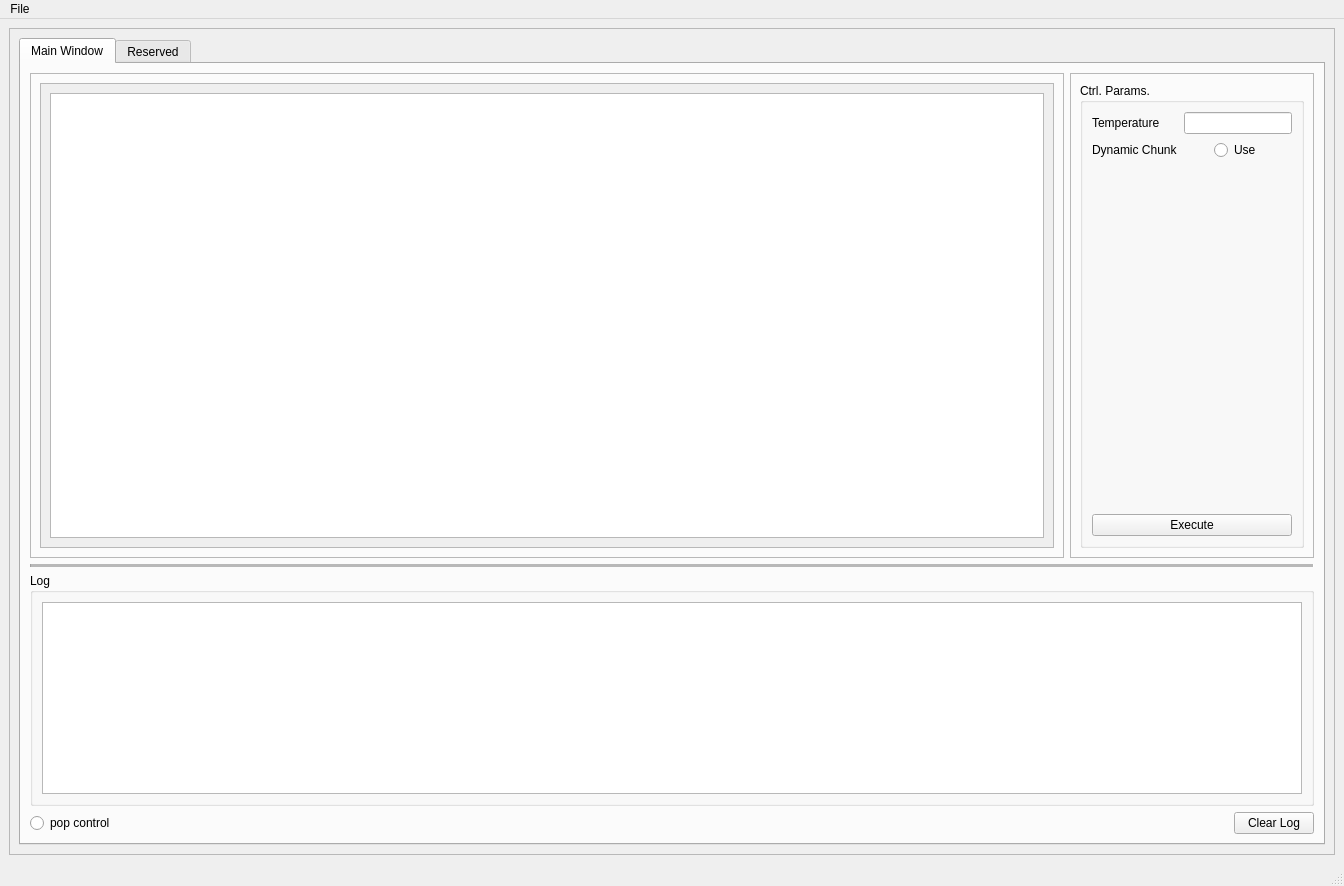
First picture: the form in PoojectBaseFrameWork/source/ui_designer/main_frame.ui, repository tom-shin/base_gui_template, before the edit.
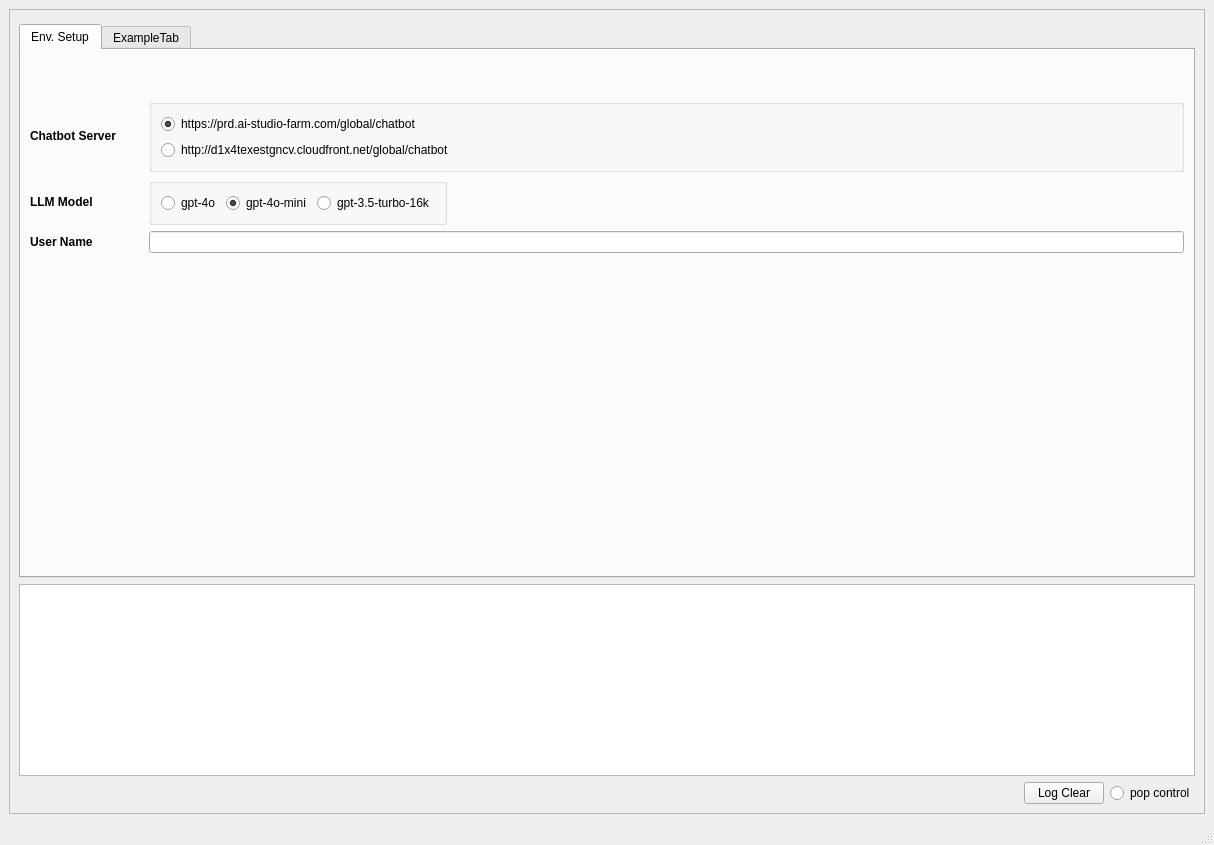
Second picture: the form after the edit.

Commit message: added base_template_example

```diff
--- a/PoojectBaseFrameWork/source/ui_designer/main_frame.ui
+++ b/PoojectBaseFrameWork/source/ui_designer/main_frame.ui
@@ -6,23 +6,17 @@
    <rect>
     <x>0</x>
     <y>0</y>
-    <width>1344</width>
-    <height>886</height>
+    <width>1214</width>
+    <height>845</height>
    </rect>
   </property>
   <property name="windowTitle">
    <string>MainWindow</string>
   </property>
   <widget class="QWidget" name="centralwidget">
-   <layout class="QHBoxLayout" name="horizontalLayout_8">
+   <layout class="QVBoxLayout" name="verticalLayout">
     <item>
      <widget class="QFrame" name="frame">
-      <property name="sizePolicy">
-       <sizepolicy hsizetype="Preferred" vsizetype="Preferred">
-        <horstretch>0</horstretch>
-        <verstretch>0</verstretch>
-       </sizepolicy>
-      </property>
       <property name="frameShape">
        <enum>QFrame::StyledPanel</enum>
       </property>
@@ -30,6 +24,22 @@
        <enum>QFrame::Raised</enum>
       </property>
       <layout class="QVBoxLayout" name="verticalLayout_8">
+       <item>
+        <spacer name="verticalSpacer">
+         <property name="orientation">
+          <enum>Qt::Vertical</enum>
+         </property>
+         <property name="sizeType">
+          <enum>QSizePolicy::Fixed</enum>
+         </property>
+         <property name="sizeHint" stdset="0">
+          <size>
+           <width>20</width>
+           <height>5</height>
+          </size>
+         </property>
+        </spacer>
+       </item>
        <item>
         <widget class="QTabWidget" name="tabWidget">
          <property name="currentIndex">
@@ -37,266 +47,437 @@
          </property>
          <widget class="QWidget" name="tab_1">
           <attribute name="title">
-           <string>Main Window</string>
+           <string>Env. Setup</string>
           </attribute>
-          <layout class="QGridLayout" name="gridLayout">
-           <item row="2" column="0">
-            <widget class="QGroupBox" name="groupBox_3">
+          <layout class="QVBoxLayout" name="verticalLayout_15">
+           <item>
+            <spacer name="verticalSpacer_10">
+             <property name="orientation">
+              <enum>Qt::Vertical</enum>
+             </property>
+             <property name="sizeType">
+              <enum>QSizePolicy::Fixed</enum>
+             </property>
+             <property name="sizeHint" stdset="0">
+              <size>
+               <width>20</width>
+               <height>40</height>
+              </size>
+             </property>
+            </spacer>
+           </item>
+           <item>
+            <layout class="QGridLayout" name="gridLayout_6">
+             <item row="3" column="1">
+              <widget class="QLineEdit" name="userlineEdit">
+               <property name="text">
+                <string/>
+               </property>
+              </widget>
+             </item>
+             <item row="0" column="1">
+              <layout class="QVBoxLayout" name="verticalLayout_16">
+               <item>
+                <widget class="QGroupBox" name="groupBox_6">
+                 <property name="title">
+                  <string/>
+                 </property>
+                 <layout class="QVBoxLayout" name="verticalLayout_17">
+                  <item>
+                   <widget class="QRadioButton" name="prdradioButton">
+                    <property name="text">
+                     <string>https://prd.ai-studio-farm.com/global/chatbot</string>
+                    </property>
+                    <property name="checked">
+                     <bool>true</bool>
+                    </property>
+                   </widget>
+                  </item>
+                  <item>
+                   <widget class="QRadioButton" name="devradioButton">
+                    <property name="text">
+                     <string>http://d1x4texestgncv.cloudfront.net/global/chatbot</string>
+                    </property>
+                   </widget>
+                  </item>
+                 </layout>
+                </widget>
+               </item>
+              </layout>
+             </item>
+             <item row="3" column="0">
+              <widget class="QLabel" name="label_12">
+               <property name="font">
+                <font>
+                 <weight>75</weight>
+                 <italic>false</italic>
+                 <bold>true</bold>
+                </font>
+               </property>
+               <property name="text">
+                <string>User Name</string>
+               </property>
+              </widget>
+             </item>
+             <item row="0" column="0">
+              <widget class="QLabel" name="label_18">
+               <property name="font">
+                <font>
+                 <weight>75</weight>
+                 <bold>true</bold>
+                </font>
+               </property>
+               <property name="text">
+                <string>Chatbot Server</string>
+               </property>
+              </widget>
+             </item>
+             <item row="2" column="1">
+              <layout class="QHBoxLayout" name="horizontalLayout_8">
+               <item>
+                <widget class="QGroupBox" name="groupBox_3">
+                 <property name="title">
+                  <string/>
+                 </property>
+                 <layout class="QHBoxLayout" name="horizontalLayout_9">
+                  <item>
+                   <widget class="QRadioButton" name="creation_gpt4o_radioButton">
+                    <property name="font">
+                     <font>
+                      <weight>50</weight>
+                      <bold>false</bold>
+                     </font>
+                    </property>
+                    <property name="text">
+                     <string>gpt-4o</string>
+                    </property>
+                    <property name="checked">
+                     <bool>false</bool>
+                    </property>
+                   </widget>
+                  </item>
+                  <item>
+                   <widget class="QRadioButton" name="creation_gpt4omini_radioButton">
+                    <property name="font">
+                     <font>
+                      <weight>50</weight>
+                      <bold>false</bold>
+                     </font>
+                    </property>
+                    <property name="text">
+                     <string>gpt-4o-mini</string>
+                    </property>
+                    <property name="checked">
+                     <bool>true</bool>
+                    </property>
+                   </widget>
+                  </item>
+                  <item>
+                   <widget class="QRadioButton" name="creation_gpt35turbo_radioButton">
+                    <property name="font">
+                     <font>
+                      <weight>50</weight>
+                      <bold>false</bold>
+                     </font>
+                    </property>
+                    <property name="text">
+                     <string>gpt-3.5-turbo-16k</string>
+                    </property>
+                   </widget>
+                  </item>
+                 </layout>
+                </widget>
+               </item>
+               <item>
+                <spacer name="horizontalSpacer_4">
+                 <property name="orientation">
+                  <enum>Qt::Horizontal</enum>
+                 </property>
+                 <property name="sizeHint" stdset="0">
+                  <size>
+                   <width>40</width>
+                   <height>20</height>
+                  </size>
+                 </property>
+                </spacer>
+               </item>
+              </layout>
+             </item>
+             <item row="2" column="0">
+              <widget class="QLabel" name="label_6">
+               <property name="font">
+                <font>
+                 <weight>75</weight>
+                 <italic>false</italic>
+                 <bold>true</bold>
+                </font>
+               </property>
+               <property name="text">
+                <string>LLM Model               </string>
+               </property>
+              </widget>
+             </item>
+            </layout>
+           </item>
+           <item>
+            <spacer name="verticalSpacer_7">
+             <property name="orientation">
+              <enum>Qt::Vertical</enum>
+             </property>
+             <property name="sizeHint" stdset="0">
+              <size>
+               <width>20</width>
+               <height>40</height>
+              </size>
+             </property>
+            </spacer>
+           </item>
+          </layout>
+         </widget>
+         <widget class="QWidget" name="tab">
+          <attribute name="title">
+           <string>ExampleTab</string>
+          </attribute>
+          <layout class="QVBoxLayout" name="verticalLayout_3">
+           <item>
+            <widget class="QGroupBox" name="groupBox_7">
+             <property name="font">
+              <font>
+               <weight>75</weight>
+               <bold>true</bold>
+              </font>
+             </property>
              <property name="title">
-              <string>Log</string>
+              <string/>
              </property>
-             <layout class="QVBoxLayout" name="verticalLayout_18">
+             <layout class="QVBoxLayout" name="verticalLayout_13">
               <item>
-               <layout class="QVBoxLayout" name="verticalLayout_19">
+               <spacer name="verticalSpacer_2">
+                <property name="orientation">
+                 <enum>Qt::Vertical</enum>
+                </property>
+                <property name="sizeType">
+                 <enum>QSizePolicy::Fixed</enum>
+                </property>
+                <property name="sizeHint" stdset="0">
+                 <size>
+                  <width>20</width>
+                  <height>10</height>
+                 </size>
+                </property>
+               </spacer>
+              </item>
+              <item>
+               <layout class="QHBoxLayout" name="horizontalLayout_7">
                 <item>
-                 <widget class="QTextBrowser" name="logtextbrowser">
+                 <widget class="QLabel" name="label_5">
+                  <property name="font">
+                   <font>
+                    <weight>75</weight>
+                    <bold>true</bold>
+                   </font>
+                  </property>
+                  <property name="text">
+                   <string>Source Directory</string>
+                  </property>
+                 </widget>
+                </item>
+                <item>
+                 <widget class="QLineEdit" name="dirlineEdit">
+                  <property name="font">
+                   <font>
+                    <weight>50</weight>
+                    <bold>false</bold>
+                   </font>
+                  </property>
+                 </widget>
+                </item>
+                <item>
+                 <widget class="QPushButton" name="dirpushButton">
+                  <property name="font">
+                   <font>
+                    <weight>50</weight>
+                    <bold>false</bold>
+                   </font>
+                  </property>
+                  <property name="text">
+                   <string>Dir Open</string>
+                  </property>
+                 </widget>
+                </item>
+               </layout>
+              </item>
+              <item>
+               <spacer name="verticalSpacer_9">
+                <property name="orientation">
+                 <enum>Qt::Vertical</enum>
+                </property>
+                <property name="sizeType">
+                 <enum>QSizePolicy::Fixed</enum>
+                </property>
+                <property name="sizeHint" stdset="0">
+                 <size>
+                  <width>20</width>
+                  <height>20</height>
+                 </size>
+                </property>
+               </spacer>
+              </item>
+              <item>
+               <widget class="QGroupBox" name="groupBox_4">
+                <property name="font">
+                 <font>
+                  <weight>75</weight>
+                  <bold>true</bold>
+                 </font>
+                </property>
+                <property name="title">
+                 <string>Ctrl.params.</string>
+                </property>
+                <layout class="QVBoxLayout" name="verticalLayout_6">
+                 <item>
+                  <layout class="QGridLayout" name="gridLayout_5">
+                   <item row="0" column="0">
+                    <widget class="QLabel" name="label_8">
+                     <property name="font">
+                      <font>
+                       <weight>50</weight>
+                       <bold>false</bold>
+                      </font>
+                     </property>
+                     <property name="text">
+                      <string>파일별 질문 갯수</string>
+                     </property>
+                    </widget>
+                   </item>
+                   <item row="0" column="1">
+                    <widget class="QLineEdit" name="n_lineEdit">
+                     <property name="font">
+                      <font>
+                       <weight>50</weight>
+                       <bold>false</bold>
+                      </font>
+                     </property>
+                     <property name="text">
+                      <string>10</string>
+                     </property>
+                    </widget>
+                   </item>
+                  </layout>
+                 </item>
+                </layout>
+               </widget>
+              </item>
+              <item>
+               <layout class="QHBoxLayout" name="horizontalLayout_10">
+                <item>
+                 <spacer name="horizontalSpacer_2">
+                  <property name="orientation">
+                   <enum>Qt::Horizontal</enum>
+                  </property>
+                  <property name="sizeHint" stdset="0">
+                   <size>
+                    <width>40</width>
+                    <height>20</height>
+                   </size>
+                  </property>
+                 </spacer>
+                </item>
+                <item>
+                 <widget class="QPushButton" name="gengenpushButton">
+                  <property name="font">
+                   <font>
+                    <weight>50</weight>
+                    <bold>false</bold>
+                   </font>
+                  </property>
+                  <property name="text">
+                   <string>Generate (질문 생성)</string>
+                  </property>
+                 </widget>
+                </item>
+               </layout>
+              </item>
+              <item>
+               <spacer name="verticalSpacer_6">
+                <property name="orientation">
+                 <enum>Qt::Vertical</enum>
+                </property>
+                <property name="sizeType">
+                 <enum>QSizePolicy::Fixed</enum>
+                </property>
+                <property name="sizeHint" stdset="0">
+                 <size>
+                  <width>20</width>
+                  <height>10</height>
+                 </size>
+                </property>
+               </spacer>
+              </item>
+              <item>
+               <layout class="QHBoxLayout" name="horizontalLayout_11">
+                <item>
+                 <widget class="QLabel" name="label_7">
+                  <property name="font">
+                   <font>
+                    <weight>50</weight>
+                    <bold>false</bold>
+                   </font>
+                  </property>
+                  <property name="text">
+                   <string>Files Num.</string>
+                  </property>
+                 </widget>
+                </item>
+                <item>
+                 <widget class="QLineEdit" name="filenumlineEdit">
                   <property name="sizePolicy">
-                   <sizepolicy hsizetype="Preferred" vsizetype="Minimum">
+                   <sizepolicy hsizetype="Minimum" vsizetype="Fixed">
                     <horstretch>0</horstretch>
                     <verstretch>0</verstretch>
                    </sizepolicy>
                   </property>
-                  <property name="lineWidth">
-                   <number>1</number>
+                  <property name="font">
+                   <font>
+                    <weight>50</weight>
+                    <bold>false</bold>
+                   </font>
                   </property>
-                  <property name="readOnly">
-                   <bool>false</bool>
+                 </widget>
+                </item>
+                <item>
+                 <spacer name="horizontalSpacer_3">
+                  <property name="orientation">
+                   <enum>Qt::Horizontal</enum>
+                  </property>
+                  <property name="sizeHint" stdset="0">
+                   <size>
+                    <width>40</width>
+                    <height>20</height>
+                   </size>
+                  </property>
+                 </spacer>
+                </item>
+                <item>
+                 <widget class="QPushButton" name="clear_pushButton">
+                  <property name="font">
+                   <font>
+                    <weight>50</weight>
+                    <bold>false</bold>
+                   </font>
+                  </property>
+                  <property name="text">
+                   <string>Clear</string>
                   </property>
                  </widget>
                 </item>
                </layout>
               </item>
-             </layout>
-            </widget>
-           </item>
-           <item row="3" column="0">
-            <layout class="QHBoxLayout" name="horizontalLayout_4">
-             <item>
-              <widget class="QRadioButton" name="popctrl_radioButton">
-               <property name="text">
-                <string>pop control</string>
-               </property>
-              </widget>
-             </item>
-             <item>
-              <spacer name="horizontalSpacer_2">
-               <property name="orientation">
-                <enum>Qt::Horizontal</enum>
-               </property>
-               <property name="sizeHint" stdset="0">
-                <size>
-                 <width>40</width>
-                 <height>20</height>
-                </size>
-               </property>
-              </spacer>
-             </item>
-             <item>
-              <widget class="QPushButton" name="clearlog_pushButton">
-               <property name="text">
-                <string>Clear Log</string>
-               </property>
-              </widget>
-             </item>
-            </layout>
-           </item>
-           <item row="0" column="0">
-            <layout class="QHBoxLayout" name="horizontalLayout">
-             <item>
-              <widget class="QFrame" name="frame_2">
-               <property name="sizePolicy">
-                <sizepolicy hsizetype="Expanding" vsizetype="Expanding">
-                 <horstretch>0</horstretch>
-                 <verstretch>0</verstretch>
-                </sizepolicy>
-               </property>
-               <property name="frameShape">
-                <enum>QFrame::StyledPanel</enum>
-               </property>
-               <property name="frameShadow">
-                <enum>QFrame::Raised</enum>
-               </property>
-               <layout class="QVBoxLayout" name="verticalLayout_17">
-                <item>
-                 <widget class="QScrollArea" name="scrollArea">
-                  <property name="widgetResizable">
-                   <bool>true</bool>
-                  </property>
-                  <widget class="QWidget" name="scrollAreaWidgetContents">
-                   <property name="geometry">
-                    <rect>
-                     <x>0</x>
-                     <y>0</y>
-                     <width>964</width>
-                     <height>468</height>
-                    </rect>
-                   </property>
-                   <layout class="QVBoxLayout" name="verticalLayout_11">
-                    <item>
-                     <widget class="QTextEdit" name="user_textEdit"/>
-                    </item>
-                   </layout>
-                  </widget>
-                 </widget>
-                </item>
-               </layout>
-              </widget>
-             </item>
-             <item>
-              <widget class="QFrame" name="frame_3">
-               <property name="frameShape">
-                <enum>QFrame::StyledPanel</enum>
-               </property>
-               <property name="frameShadow">
-                <enum>QFrame::Raised</enum>
-               </property>
-               <layout class="QVBoxLayout" name="verticalLayout_4">
-                <item>
-                 <widget class="QGroupBox" name="groupBox_4">
-                  <property name="title">
-                   <string>Ctrl. Params.</string>
-                  </property>
-                  <layout class="QGridLayout" name="gridLayout_2">
-                   <item row="0" column="0">
-                    <layout class="QGridLayout" name="gridLayout_3">
-                     <item row="0" column="1">
-                      <widget class="QLineEdit" name="temperaturelineEdit">
-                       <property name="sizePolicy">
-                        <sizepolicy hsizetype="Fixed" vsizetype="Minimum">
-                         <horstretch>0</horstretch>
-                         <verstretch>0</verstretch>
-                        </sizepolicy>
-                       </property>
-                      </widget>
-                     </item>
-                     <item row="1" column="1">
-                      <layout class="QHBoxLayout" name="horizontalLayout_3">
-                       <item>
-                        <widget class="QRadioButton" name="dynamicchunkradioButton">
-                         <property name="sizePolicy">
-                          <sizepolicy hsizetype="Fixed" vsizetype="Minimum">
-                           <horstretch>0</horstretch>
-                           <verstretch>0</verstretch>
-                          </sizepolicy>
-                         </property>
-                         <property name="text">
-                          <string>Use</string>
-                         </property>
-                         <property name="autoRepeat">
-                          <bool>true</bool>
-                         </property>
-                         <property name="autoExclusive">
-                          <bool>false</bool>
-                         </property>
-                        </widget>
-                       </item>
-                      </layout>
-                     </item>
-                     <item row="1" column="0">
-                      <widget class="QLabel" name="label_7">
-                       <property name="sizePolicy">
-                        <sizepolicy hsizetype="Fixed" vsizetype="Preferred">
-                         <horstretch>0</horstretch>
-                         <verstretch>0</verstretch>
-                        </sizepolicy>
-                       </property>
-                       <property name="text">
-                        <string>Dynamic Chunk</string>
-                       </property>
-                      </widget>
-                     </item>
-                     <item row="0" column="0">
-                      <widget class="QLabel" name="label_5">
-                       <property name="sizePolicy">
-                        <sizepolicy hsizetype="Fixed" vsizetype="Preferred">
-                         <horstretch>0</horstretch>
-                         <verstretch>0</verstretch>
-                        </sizepolicy>
-                       </property>
-                       <property name="text">
-                        <string>Temperature</string>
-                       </property>
-                      </widget>
-                     </item>
-                    </layout>
-                   </item>
-                   <item row="1" column="0">
-                    <spacer name="verticalSpacer">
-                     <property name="orientation">
-                      <enum>Qt::Vertical</enum>
-                     </property>
-                     <property name="sizeHint" stdset="0">
-                      <size>
-                       <width>20</width>
-                       <height>40</height>
-                      </size>
-                     </property>
-                    </spacer>
-                   </item>
-                   <item row="2" column="0">
-                    <widget class="QPushButton" name="execute_pushButton">
-                     <property name="text">
-                      <string>Execute</string>
-                     </property>
-                    </widget>
-                   </item>
-                  </layout>
-                 </widget>
-                </item>
-               </layout>
-              </widget>
-             </item>
-            </layout>
-           </item>
-           <item row="1" column="0">
-            <widget class="Line" name="line">
-             <property name="lineWidth">
-              <number>1</number>
-             </property>
-             <property name="midLineWidth">
-              <number>20</number>
-             </property>
-             <property name="orientation">
-              <enum>Qt::Horizontal</enum>
-             </property>
-            </widget>
-           </item>
-          </layout>
-         </widget>
-         <widget class="QWidget" name="tab_2">
-          <attribute name="title">
-           <string>Reserved</string>
-          </attribute>
-          <layout class="QVBoxLayout" name="verticalLayout_13">
-           <item>
-            <widget class="QFrame" name="frame_6">
-             <property name="frameShape">
-              <enum>QFrame::StyledPanel</enum>
-             </property>
-             <property name="frameShadow">
-              <enum>QFrame::Raised</enum>
-             </property>
-             <layout class="QVBoxLayout" name="verticalLayout_14">
               <item>
                <widget class="QScrollArea" name="scrollArea_4">
                 <property name="widgetResizable">
                  <bool>true</bool>
                 </property>
-                <widget class="QWidget" name="scrollAreaWidgetContents_5">
-                 <property name="geometry">
-                  <rect>
-                   <x>0</x>
-                   <y>0</y>
-                   <width>1260</width>
-                   <height>742</height>
-                  </rect>
-                 </property>
-                 <layout class="QVBoxLayout" name="verticalLayout_15">
-                  <item>
-                   <widget class="QTextEdit" name="llmresult_textEdit"/>
-                  </item>
-                 </layout>
-                </widget>
                </widget>
               </item>
              </layout>
@@ -306,6 +487,47 @@
          </widget>
         </widget>
        </item>
+       <item>
+        <widget class="QTextBrowser" name="logtextbrowser">
+         <property name="sizePolicy">
+          <sizepolicy hsizetype="Preferred" vsizetype="Minimum">
+           <horstretch>0</horstretch>
+           <verstretch>0</verstretch>
+          </sizepolicy>
+         </property>
+        </widget>
+       </item>
+       <item>
+        <layout class="QHBoxLayout" name="horizontalLayout_4">
+         <item>
+          <spacer name="horizontalSpacer_5">
+           <property name="orientation">
+            <enum>Qt::Horizontal</enum>
+           </property>
+           <property name="sizeHint" stdset="0">
+            <size>
+             <width>40</width>
+             <height>20</height>
+            </size>
+           </property>
+          </spacer>
+         </item>
+         <item>
+          <widget class="QPushButton" name="log_clear_pushButton">
+           <property name="text">
+            <string>Log Clear</string>
+           </property>
+          </widget>
+         </item>
+         <item>
+          <widget class="QRadioButton" name="popctrl_radioButton">
+           <property name="text">
+            <string>pop control</string>
+           </property>
+          </widget>
+         </item>
+        </layout>
+       </item>
       </layout>
      </widget>
     </item>
@@ -316,18 +538,10 @@
     <rect>
      <x>0</x>
      <y>0</y>
-     <width>1344</width>
+     <width>1214</width>
      <height>21</height>
     </rect>
    </property>
-   <widget class="QMenu" name="menuFile">
-    <property name="title">
-     <string>File</string>
-    </property>
-    <addaction name="actionOpen_Result_Excel"/>
-    <addaction name="actionOpen_Fold"/>
-   </widget>
-   <addaction name="menuFile"/>
   </widget>
   <widget class="QStatusBar" name="statusbar"/>
   <action name="actionOn">
```
Left out of the diff: 31 changed lines with no effect on the pictures. The commit also changes 9 other files.
